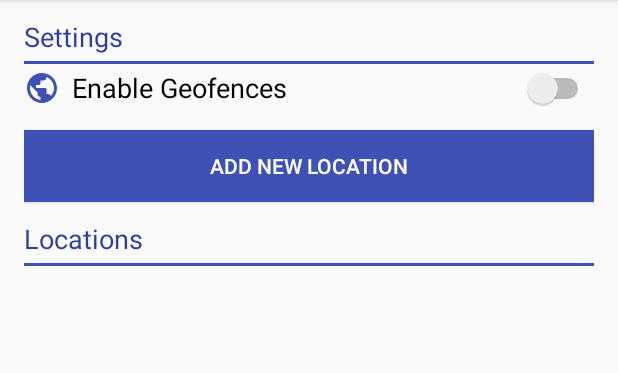
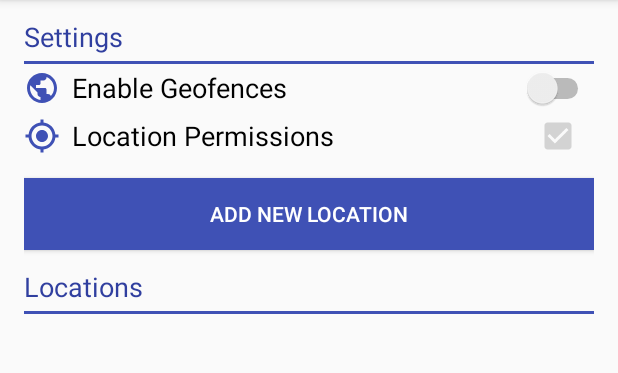
Before and after one commit to rehanarroihan/Lokasion, an Android app: the screen it shows after launch (MainActivity), on a phone screen of 412 x 824 dp, the part 84-457 px from its top. Run offline under Robolectric (Android 15) with nearby library versions, the phone set to English and light mode, and no system bars; 1 statement that could not run was skipped.

Commit message:
GoogleApiClient

```diff
--- a/app/build.gradle
+++ b/app/build.gradle
@@ -26,5 +26,7 @@ dependencies {
     })
     compile 'com.android.support:appcompat-v7:25.1.0'
     compile 'com.android.support:recyclerview-v7:25.0.1'
+    compile 'com.google.android.gms:play-services-places:9.8.0'
+    compile 'com.google.android.gms:play-services-location:9.8.0'
     testCompile 'junit:junit:4.12'
 }
--- a/app/src/main/java/com/example/android/shushme/MainActivity.java
+++ b/app/src/main/java/com/example/android/shushme/MainActivity.java
@@ -16,15 +16,33 @@ package com.example.android.shushme;
 * limitations under the License.
 */
 
+import android.content.pm.PackageManager;
 import android.os.Bundle;
+import android.support.annotation.NonNull;
+import android.support.annotation.Nullable;
+import android.support.v4.app.ActivityCompat;
 import android.support.v7.app.AppCompatActivity;
 import android.support.v7.widget.LinearLayoutManager;
 import android.support.v7.widget.RecyclerView;
+import android.util.Log;
+import android.view.View;
+import android.widget.CheckBox;
+import android.widget.Toast;
 
-public class MainActivity extends AppCompatActivity {
+import com.google.android.gms.common.ConnectionResult;
+import com.google.android.gms.common.api.GoogleApiClient;
+import com.google.android.gms.common.api.GoogleApiClient.ConnectionCallbacks;
+import com.google.android.gms.common.api.GoogleApiClient.OnConnectionFailedListener;
+import com.google.android.gms.location.LocationServices;
+import com.google.android.gms.location.places.Places;
+
+public class MainActivity extends AppCompatActivity implements
+        ConnectionCallbacks,
+        OnConnectionFailedListener {
 
     // Constants
     public static final String TAG = MainActivity.class.getSimpleName();
+    private static final int PERMISSIONS_REQUEST_FINE_LOCATION = 111;
 
     // Member variables
     private PlaceListAdapter mAdapter;
@@ -46,6 +64,82 @@ public class MainActivity extends AppCompatActivity {
         mAdapter = new PlaceListAdapter(this);
         mRecyclerView.setAdapter(mAdapter);
 
+
+        // Build up the LocationServices API client
+        // Uses the addApi method to request the LocationServices API
+        // Also uses enableAutoManage to automatically when to connect/suspend the client
+        GoogleApiClient client = new GoogleApiClient.Builder(this)
+                .addConnectionCallbacks(this)
+                .addOnConnectionFailedListener(this)
+                .addApi(LocationServices.API)
+                .addApi(Places.GEO_DATA_API)
+                .enableAutoManage(this, this)
+                .build();
+
     }
 
+    /***
+     * Called when the Google API Client is successfully connected
+     *
+     * @param connectionHint Bundle of data provided to clients by Google Play services
+     */
+    @Override
+    public void onConnected(@Nullable Bundle connectionHint) {
+        Log.i(TAG, "API Client Connection Successful!");
+    }
+
+    /***
+     * Called when the Google API Client is suspended
+     *
+     * @param cause cause The reason for the disconnection. Defined by constants CAUSE_*.
+     */
+    @Override
+    public void onConnectionSuspended(int cause) {
+        Log.i(TAG, "API Client Connection Suspended!");
+    }
+
+    /***
+     * Called when the Google API Client failed to connect to Google Play Services
+     *
+     * @param result A ConnectionResult that can be used for resolving the error
+     */
+    @Override
+    public void onConnectionFailed(@NonNull ConnectionResult result) {
+        Log.e(TAG, "API Client Connection Failed!");
+    }
+
+    /***
+     * Button Click event handler to handle clicking the "Add new location" Button
+     *
+     * @param view
+     */
+    public void onAddPlaceButtonClicked(View view) {
+        if (ActivityCompat.checkSelfPermission(this, android.Manifest.permission.ACCESS_FINE_LOCATION)
+                != PackageManager.PERMISSION_GRANTED) {
+            Toast.makeText(this, getString(R.string.need_location_permission_message), Toast.LENGTH_LONG).show();
+            return;
+        }
+        Toast.makeText(this, getString(R.string.location_permissions_granted_message), Toast.LENGTH_LONG).show();
+    }
+
+    @Override
+    public void onResume() {
+        super.onResume();
+
+        // Initialize location permissions checkbox
+        CheckBox locationPermissions = (CheckBox) findViewById(R.id.location_permission_checkbox);
+        if (ActivityCompat.checkSelfPermission(MainActivity.this,
+                android.Manifest.permission.ACCESS_FINE_LOCATION) != PackageManager.PERMISSION_GRANTED) {
+            locationPermissions.setChecked(false);
+        } else {
+            locationPermissions.setChecked(true);
+            locationPermissions.setEnabled(false);
+        }
+    }
+
+    public void onLocationPermissionClicked(View view) {
+        ActivityCompat.requestPermissions(MainActivity.this,
+                new String[]{android.Manifest.permission.ACCESS_FINE_LOCATION},
+                PERMISSIONS_REQUEST_FINE_LOCATION);
+    }
 }
--- a/app/src/main/res/layout/activity_main.xml
+++ b/app/src/main/res/layout/activity_main.xml
@@ -59,12 +59,49 @@
                 android:textAppearance="@style/TextAppearance.AppCompat.Medium" />
         </LinearLayout>
 
+        <LinearLayout
+            android:layout_width="match_parent"
+            android:layout_height="wrap_content"
+            android:orientation="horizontal">
+
+            <ImageView
+                android:layout_width="wrap_content"
+                android:layout_height="wrap_content"
+                android:paddingBottom="4dp"
+                android:paddingRight="8dp"
+                android:paddingTop="4dp"
+                android:src="@drawable/ic_my_location_primary_24dp" />
+
+            <TextView
+                android:layout_width="wrap_content"
+                android:layout_height="wrap_content"
+                android:layout_gravity="center"
+                android:text="@string/location_permissions"
+                android:textAppearance="@style/TextAppearance.AppCompat.Medium"
+                android:textColor="@android:color/black" />
+
+            <RelativeLayout
+                android:layout_width="match_parent"
+                android:layout_height="match_parent">
+
+                <CheckBox
+                    android:id="@+id/location_permission_checkbox"
+                    android:layout_width="wrap_content"
+                    android:layout_height="wrap_content"
+                    android:layout_alignParentRight="true"
+                    android:layout_marginRight="8dp"
+                    android:onClick="onLocationPermissionClicked" />
+
+            </RelativeLayout>
+        </LinearLayout>
+
 
         <Button
             android:layout_width="match_parent"
             android:layout_height="wrap_content"
             android:layout_marginTop="12dp"
             android:background="@color/colorPrimary"
+            android:onClick="onAddPlaceButtonClicked"
             android:text="@string/add_new_location"
             android:textAppearance="@style/TextAppearance.AppCompat.Button"
             android:textColor="@android:color/white" />
--- a/app/src/main/res/values/strings.xml
+++ b/app/src/main/res/values/strings.xml
@@ -2,7 +2,10 @@
     <string name="app_name">ShushMe</string>
     <string name="add_new_location">Add new location</string>
     <string name="location_list">Locations</string>
+    <string name="need_location_permission_message">You need to enable location permissions first</string>
+    <string name="location_permissions_granted_message">Location Permissions Granted</string>
     <string name="setting_enabled" translatable="false">EnabledSetting</string>
     <string name="settings_label">Settings</string>
+    <string name="location_permissions">Location Permissions</string>
     <string name="enable_geofences">Enable Geofences</string>
 </resources>
```
Also changed, not shown: app/src/main/AndroidManifest.xml (+7 -0 lines).
